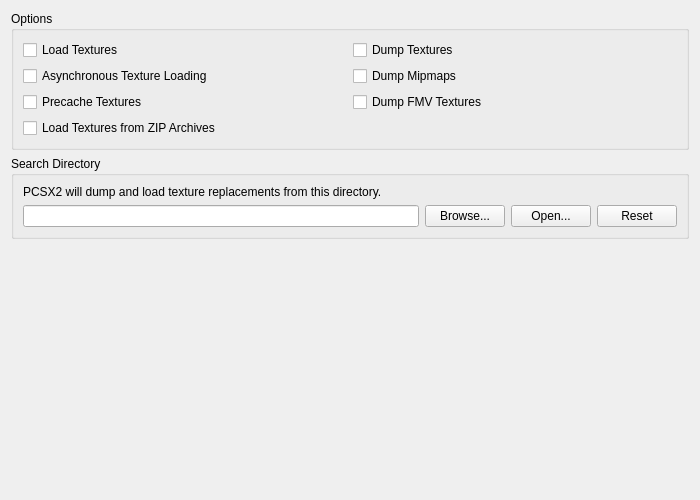
Above: pcsx2-qt/Settings/GraphicsTextureReplacementSettingsTab.ui from PCSX2/pcsx2 before the change. Below: the same form after it.
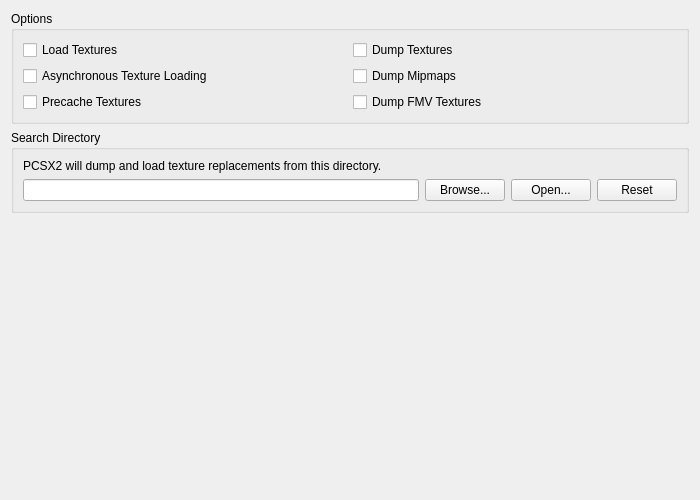
That is the form after the change.

Commit message: GS: Simplify ZIP replacement texture loading

The edit to the form file:
```diff
--- a/pcsx2-qt/Settings/GraphicsTextureReplacementSettingsTab.ui
+++ b/pcsx2-qt/Settings/GraphicsTextureReplacementSettingsTab.ui
@@ -27,13 +27,6 @@
         </property>
        </widget>
       </item>
-      <item row="4" column="0">
-       <widget class="QCheckBox" name="loadTextureReplacementsFromArchives">
-        <property name="text">
-         <string>Load Textures from ZIP Archives</string>
-        </property>
-       </widget>
-      </item>
       <item row="2" column="0">
        <widget class="QCheckBox" name="loadTextureReplacementsAsync">
         <property name="text">
```
Left out of the diff: 1 changed line with no effect on the pictures. The commit also changes 6 other files.
